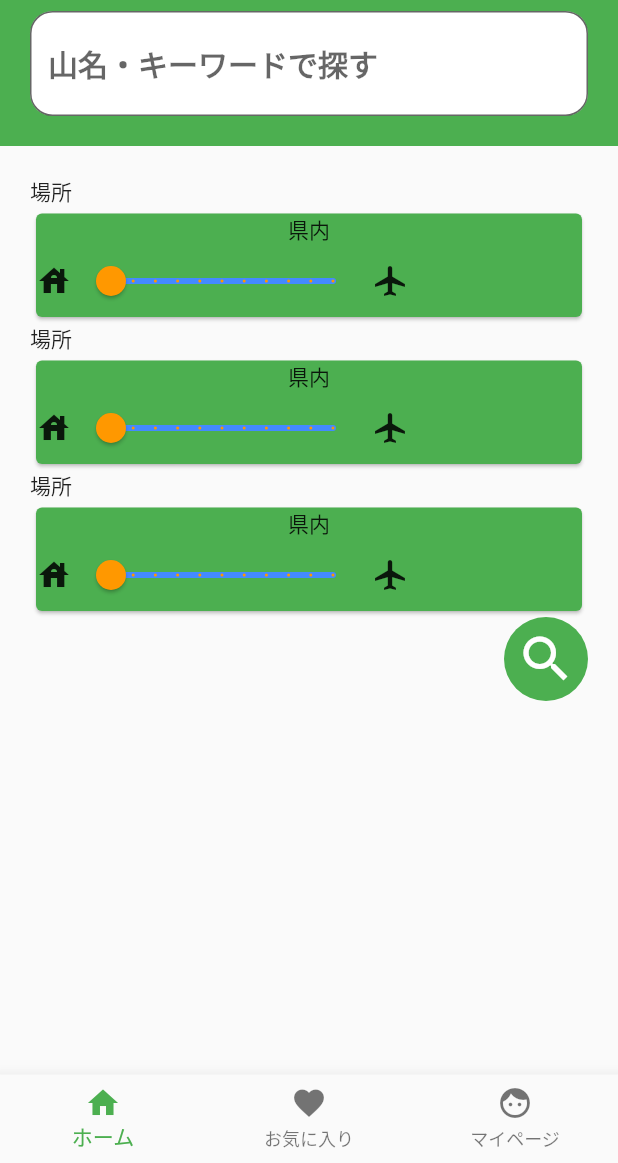
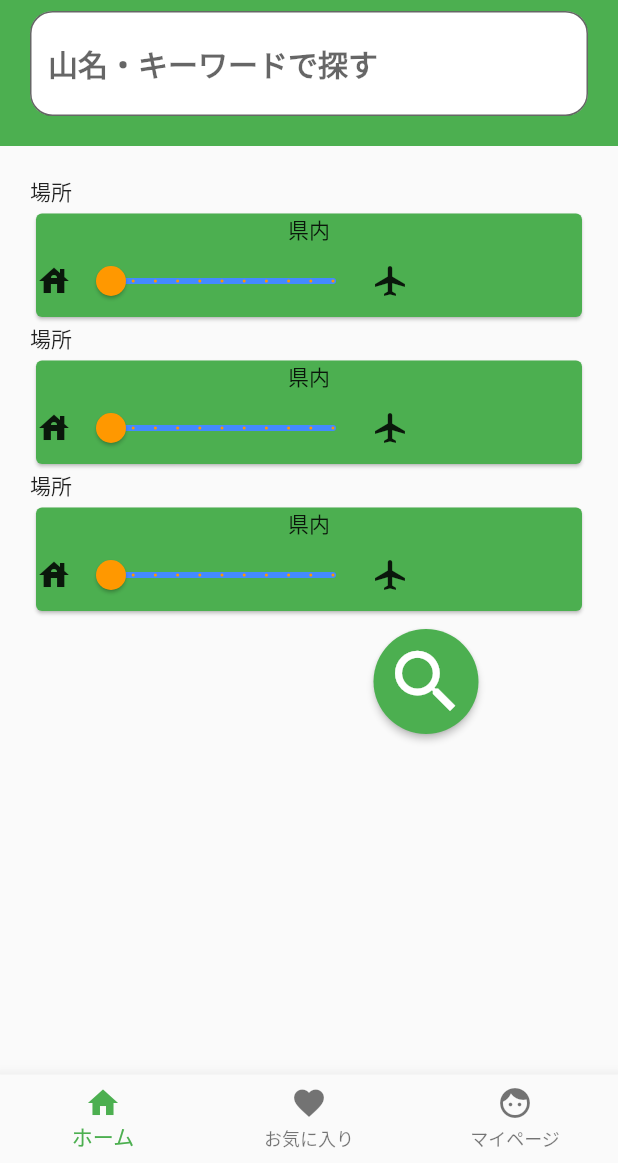
Before and after one commit to kolbe-ryo/Yamatching_dev, a Flutter app: the screen it shows after launch, on a phone screen of 412 x 824 dp, the part 73-1236 px from its top. Run offline on Flutter 3.47's test engine with Material 2 defaults, Android fonts, the phone set to English and light mode, and no system bars; Roboto replaces fonts that are missing (KaiseiOpti-Bold).

Commit message:
seachアイコンのボタン化

```diff
--- a/lib/UI/top_page.dart
+++ b/lib/UI/top_page.dart
@@ -22,19 +22,22 @@ class _ToppageState extends State<Toppage> {
           SearchConditionCard(),
           Align(
             alignment: Alignment(1, 1),
-            child: ClipOval(
-              child: Material(
-                color: Colors.green,
-                child: Padding(
-                  padding: const EdgeInsets.all(8.0),
-                  child: Icon(
-                    Icons.search,
-                    size: 40,
-                    color: Colors.white,
+            child: Padding(
+                padding: const EdgeInsets.all(8.0),
+                child: SizedBox(
+                  width: 200, //横幅
+                  height: 70, //高さ
+                  child: ElevatedButton(
+                    style: ElevatedButton.styleFrom(
+                      shape: CircleBorder(),
+                    ),
+                    onPressed: () {},
+                    child: Icon(
+                      Icons.search,
+                      size: 55,
+                    ),
                   ),
-                ),
-              ),
-            ),
+                )),
           )
         ],
       ),
--- a/pubspec.yaml
+++ b/pubspec.yaml
@@ -38,6 +38,8 @@ dependencies:
 dev_dependencies:
   flutter_test:
     sdk: flutter
+
+
 
   # The "flutter_lints" package below contains a set of recommended lints to
   # encourage good coding practices. The lint set provided by the package is
```
